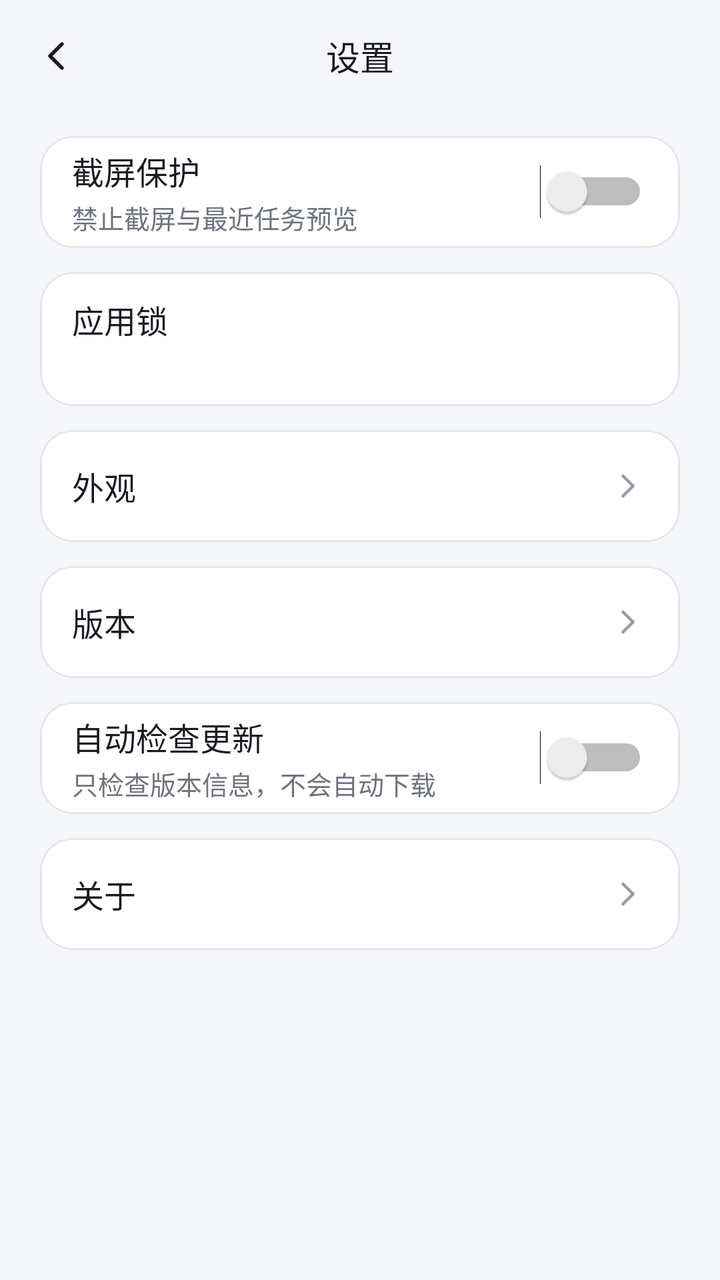
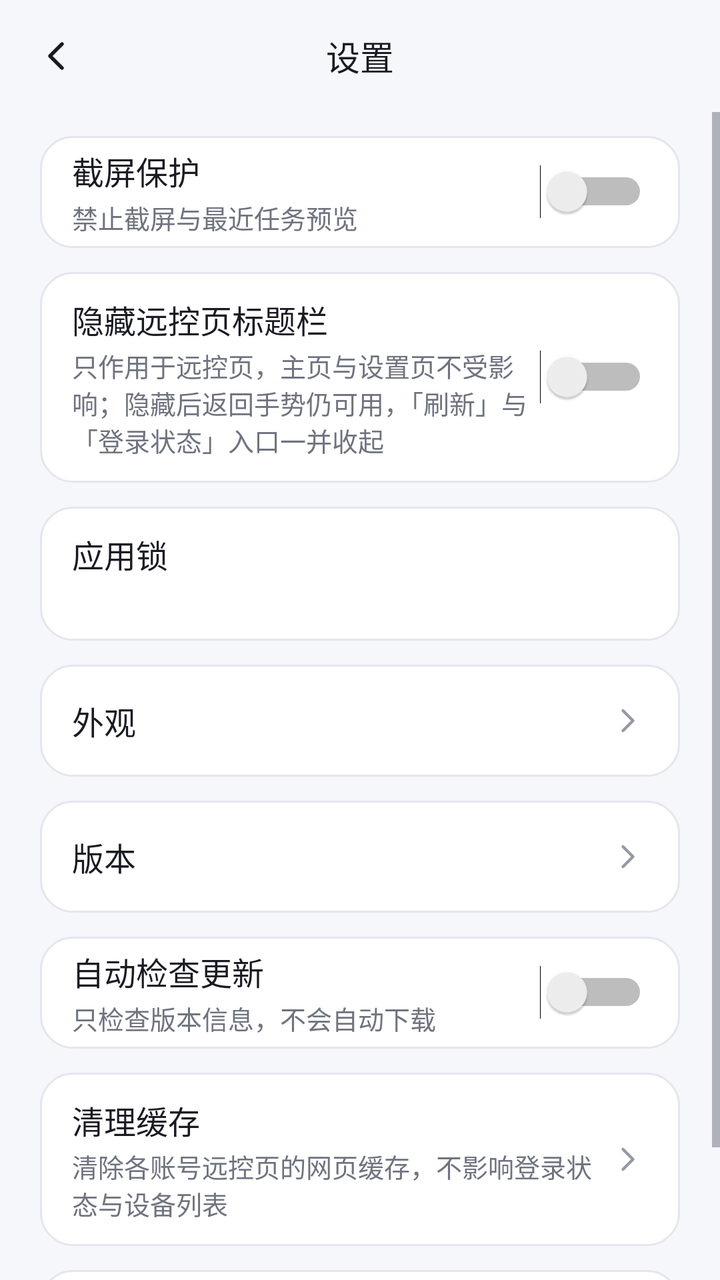

Two renders of the same Android screen: before a commit and after it. Below are the layout's source before the change and the commit's diff.
<!-- AndroidManifest.xml: application theme Theme.KimiRC -->
<!-- res/layout/activity_settings.xml -->
<?xml version="1.0" encoding="utf-8"?>
<LinearLayout xmlns:android="http://schemas.android.com/apk/res/android"
    android:layout_width="match_parent"
    android:layout_height="match_parent"
    android:background="@color/app_background"
    android:orientation="vertical">

    <FrameLayout
        android:layout_width="match_parent"
        android:layout_height="56dp">

        <TextView
            android:layout_width="wrap_content"
            android:layout_height="wrap_content"
            android:layout_gravity="center"
            android:fontFamily="sans-serif-medium"
            android:maxLines="1"
            android:text="@string/settings_title"
            android:textColor="@color/text_primary"
            android:textSize="17sp" />

        <ImageButton
            android:id="@+id/settings_back"
            android:layout_width="48dp"
            android:layout_height="48dp"
            android:layout_gravity="start|center_vertical"
            android:layout_marginLeft="4dp"
            android:background="?android:attr/selectableItemBackgroundBorderless"
            android:contentDescription="@string/web_back"
            android:padding="12dp"
            android:scaleType="centerInside"
            android:src="@drawable/ic_back" />
    </FrameLayout>

    
    <ScrollView
        android:layout_width="match_parent"
        android:layout_height="0dp"
        android:layout_weight="1">

        <LinearLayout
            android:layout_width="match_parent"
            android:layout_height="wrap_content"
            android:orientation="vertical"
            android:paddingLeft="@dimen/page_horizontal"
            android:paddingTop="12dp"
            android:paddingRight="@dimen/page_horizontal"
            android:paddingBottom="24dp">

            <LinearLayout
                android:id="@+id/screenshot_row"
                android:layout_width="match_parent"
                android:layout_height="wrap_content"
                android:layout_marginBottom="@dimen/list_gap"
                android:background="@drawable/bg_card"
                android:gravity="center_vertical"
                android:minHeight="56dp"
                android:orientation="horizontal"
                android:paddingLeft="16dp"
                android:paddingRight="16dp">

                <LinearLayout
                    android:layout_width="0dp"
                    android:layout_height="wrap_content"
                    android:layout_weight="1"
                    android:orientation="vertical">

                    <TextView
                        android:layout_width="match_parent"
                        android:layout_height="wrap_content"
                        android:fontFamily="sans-serif-medium"
                        android:text="@string/screenshot_guard"
                        android:textColor="@color/text_primary"
                        android:textSize="@dimen/text_device_name" />

                    <TextView
                        android:layout_width="match_parent"
                        android:layout_height="wrap_content"
                        android:layout_marginTop="2dp"
                        android:text="@string/screenshot_guard_hint"
                        android:textAppearance="@style/Text.KimiRC.Caption" />
                </LinearLayout>

                <Switch
                    android:id="@+id/screenshot_switch"
                    android:layout_width="wrap_content"
                    android:layout_height="wrap_content" />
            </LinearLayout>

            <LinearLayout
                android:id="@+id/app_lock_row"
                android:layout_width="match_parent"
                android:layout_height="wrap_content"
                android:layout_marginBottom="@dimen/list_gap"
                android:background="@drawable/bg_card"
                android:gravity="center_vertical"
                android:minHeight="56dp"
                android:orientation="horizontal"
                android:paddingLeft="16dp"
                android:paddingRight="16dp">

                <LinearLayout
                    android:layout_width="0dp"
                    android:layout_height="wrap_content"
                    android:layout_weight="1"
                    android:orientation="vertical"
                    android:paddingTop="12dp"
                    android:paddingBottom="12dp">

                    <TextView
                        android:layout_width="match_parent"
                        android:layout_height="wrap_content"
                        android:fontFamily="sans-serif-medium"
                        android:text="@string/settings_app_lock"
                        android:textColor="@color/text_primary"
                        android:textSize="@dimen/text_device_name" />

                    <TextView
                        android:id="@+id/app_lock_hint"
                        android:layout_width="match_parent"
                        android:layout_height="wrap_content"
                        android:layout_marginTop="2dp"
                        android:textAppearance="@style/Text.KimiRC.Caption" />
                </LinearLayout>

                <TextView
                    android:id="@+id/app_lock_value"
                    android:layout_width="wrap_content"
                    android:layout_height="wrap_content"
                    android:layout_marginLeft="12dp"
                    android:ellipsize="end"
                    android:fontFamily="sans-serif-medium"
                    android:maxLines="1"
                    android:textSize="@dimen/text_body" />
            </LinearLayout>

            <LinearLayout
                android:id="@+id/theme_row"
                android:layout_width="match_parent"
                android:layout_height="wrap_content"
                android:layout_marginBottom="@dimen/list_gap"
                android:background="@drawable/bg_card"
                android:gravity="center_vertical"
                android:minHeight="56dp"
                android:orientation="horizontal"
                android:paddingLeft="16dp"
                android:paddingRight="16dp">

                <TextView
                    android:layout_width="0dp"
                    android:layout_height="wrap_content"
                    android:layout_weight="1"
                    android:fontFamily="sans-serif-medium"
                    android:text="@string/theme_appearance"
                    android:textColor="@color/text_primary"
                    android:textSize="@dimen/text_device_name" />

                <TextView
                    android:id="@+id/theme_value"
                    android:layout_width="wrap_content"
                    android:layout_height="wrap_content"
                    android:ellipsize="end"
                    android:gravity="end"
                    android:maxLines="1"
                    android:textAppearance="@style/Text.KimiRC.Caption"
                    android:textColor="@color/text_secondary" />

                <ImageView
                    android:layout_width="20dp"
                    android:layout_height="20dp"
                    android:layout_marginLeft="6dp"
                    android:contentDescription="@null"
                    android:importantForAccessibility="no"
                    android:src="@drawable/ic_chevron_right" />
            </LinearLayout>

            <LinearLayout
                android:id="@+id/version_row"
                android:layout_width="match_parent"
                android:layout_height="wrap_content"
                android:layout_marginBottom="@dimen/list_gap"
                android:background="@drawable/bg_card"
                android:gravity="center_vertical"
                android:minHeight="56dp"
                android:orientation="horizontal"
                android:paddingLeft="16dp"
                android:paddingRight="16dp">

                <TextView
                    android:layout_width="0dp"
                    android:layout_height="wrap_content"
                    android:layout_weight="1"
                    android:fontFamily="sans-serif-medium"
                    android:text="@string/settings_version"
                    android:textColor="@color/text_primary"
                    android:textSize="@dimen/text_device_name" />

                <TextView
                    android:id="@+id/version_value"
                    android:layout_width="wrap_content"
                    android:layout_height="wrap_content"
                    android:ellipsize="end"
                    android:gravity="end"
                    android:maxLines="1"
                    android:textAppearance="@style/Text.KimiRC.Caption"
                    android:textColor="@color/text_secondary" />

                <ImageView
                    android:layout_width="20dp"
                    android:layout_height="20dp"
                    android:layout_marginLeft="6dp"
                    android:contentDescription="@null"
                    android:importantForAccessibility="no"
                    android:src="@drawable/ic_chevron_right" />
            </LinearLayout>

            <LinearLayout
                android:id="@+id/auto_update_row"
                android:layout_width="match_parent"
                android:layout_height="wrap_content"
                android:layout_marginBottom="@dimen/list_gap"
                android:background="@drawable/bg_card"
                android:gravity="center_vertical"
                android:minHeight="56dp"
                android:orientation="horizontal"
                android:paddingLeft="16dp"
                android:paddingRight="16dp">

                <LinearLayout
                    android:layout_width="0dp"
                    android:layout_height="wrap_content"
                    android:layout_weight="1"
                    android:orientation="vertical">

                    <TextView
                        android:layout_width="match_parent"
                        android:layout_height="wrap_content"
                        android:fontFamily="sans-serif-medium"
                        android:text="@string/settings_auto_update"
                        android:textColor="@color/text_primary"
                        android:textSize="@dimen/text_device_name" />

                    <TextView
                        android:layout_width="match_parent"
                        android:layout_height="wrap_content"
                        android:layout_marginTop="2dp"
                        android:text="@string/settings_auto_update_hint"
                        android:textAppearance="@style/Text.KimiRC.Caption" />
                </LinearLayout>

                <Switch
                    android:id="@+id/auto_update_switch"
                    android:layout_width="wrap_content"
                    android:layout_height="wrap_content" />
            </LinearLayout>

            <LinearLayout
                android:id="@+id/about_row"
                android:layout_width="match_parent"
                android:layout_height="wrap_content"
                android:background="@drawable/bg_card"
                android:gravity="center_vertical"
                android:minHeight="56dp"
                android:orientation="horizontal"
                android:paddingLeft="16dp"
                android:paddingRight="16dp">

                <TextView
                    android:layout_width="0dp"
                    android:layout_height="wrap_content"
                    android:layout_weight="1"
                    android:fontFamily="sans-serif-medium"
                    android:text="@string/settings_about"
                    android:textColor="@color/text_primary"
                    android:textSize="@dimen/text_device_name" />

                <ImageView
                    android:layout_width="20dp"
                    android:layout_height="20dp"
                    android:contentDescription="@null"
                    android:importantForAccessibility="no"
                    android:src="@drawable/ic_chevron_right" />
            </LinearLayout>
        </LinearLayout>
    </ScrollView>
</LinearLayout>
<!-- resources referenced by this layout -->
<resources>
  <color name="app_background">#F6F7FB</color>
  <color name="text_primary">#191A22</color>
  <color name="text_secondary">#6F7380</color>
  <dimen name="list_gap">12dp</dimen>
  <dimen name="page_horizontal">20dp</dimen>
  <dimen name="text_body">14sp</dimen>
  <dimen name="text_device_name">16sp</dimen>
  <!-- drawable bg_card (drawable) -->
  <?xml version="1.0" encoding="utf-8"?>
  <ripple xmlns:android="http://schemas.android.com/apk/res/android"
      android:color="@color/brand_soft">
      <item>
          <shape android:shape="rectangle">
              <solid android:color="@color/surface" />
              <stroke
                  android:width="1dp"
                  android:color="@color/outline" />
              <corners android:radius="@dimen/card_radius" />
          </shape>
      </item>
  </ripple>
  <!-- drawable ic_back (drawable) -->
  <?xml version="1.0" encoding="utf-8"?>
  <vector xmlns:android="http://schemas.android.com/apk/res/android"
      android:width="24dp"
      android:height="24dp"
      android:viewportWidth="24"
      android:viewportHeight="24">
      <path
          android:pathData="M15,6 L9,12 L15,18"
          android:strokeColor="@color/text_primary"
          android:strokeWidth="1.8"
          android:strokeLineCap="round"
          android:strokeLineJoin="round"
          android:fillColor="#00000000" />
  </vector>
  <!-- drawable ic_chevron_right (drawable) -->
  <?xml version="1.0" encoding="utf-8"?>
  <vector xmlns:android="http://schemas.android.com/apk/res/android"
      android:width="20dp"
      android:height="20dp"
      android:viewportWidth="24"
      android:viewportHeight="24">
      <path
          android:pathData="M9,6 L15,12 L9,18"
          android:strokeColor="@color/text_tertiary"
          android:strokeWidth="1.8"
          android:strokeLineCap="round"
          android:strokeLineJoin="round"
          android:fillColor="#00000000" />
  </vector>
  <string name="screenshot_guard">截屏保护</string>
  <string name="screenshot_guard_hint">禁止截屏与最近任务预览</string>
  <string name="settings_about">关于</string>
  <string name="settings_app_lock">应用锁</string>
  <string name="settings_auto_update">自动检查更新</string>
  <string name="settings_auto_update_hint">只检查版本信息，不会自动下载</string>
  <string name="settings_title">设置</string>
  <string name="settings_version">版本</string>
  <string name="theme_appearance">外观</string>
  <string name="web_back">返回</string>
  <style name="Text.KimiRC.Caption" parent="android:TextAppearance.Material.Caption">
          <item name="android:textColor">@color/text_secondary</item>
          <item name="android:textSize">@dimen/text_caption</item>
      </style>
  <style name="Theme.KimiRC" parent="Theme.KimiRC.Base">
          <item name="android:navigationBarColor">@color/text_primary</item>
      </style>
  <color name="brand_soft">#EFEDFC</color>
  <color name="surface">#FFFFFF</color>
  <color name="outline">#E5E6ED</color>
  <dimen name="card_radius">16dp</dimen>
  <color name="text_tertiary">#9699A5</color>
  <dimen name="text_caption">13sp</dimen>
  <color name="brand">#5B50D6</color>
  <!-- unchanged entries left out for length: 1 -->
</resources>

<!-- the commit's change to res/layout/activity_settings.xml (unified diff, before → after) -->
@@ -88,6 +88,48 @@
             </LinearLayout>
 
             <LinearLayout
+                android:id="@+id/web_bar_row"
+                android:layout_width="match_parent"
+                android:layout_height="wrap_content"
+                android:layout_marginBottom="@dimen/list_gap"
+                android:background="@drawable/bg_card"
+                android:gravity="center_vertical"
+                android:minHeight="56dp"
+                android:orientation="horizontal"
+                android:paddingLeft="16dp"
+                android:paddingRight="16dp">
+
+                <LinearLayout
+                    android:layout_width="0dp"
+                    android:layout_height="wrap_content"
+                    android:layout_weight="1"
+                    android:orientation="vertical"
+                    android:paddingTop="12dp"
+                    android:paddingBottom="12dp">
+
+                    <TextView
+                        android:layout_width="match_parent"
+                        android:layout_height="wrap_content"
+                        android:fontFamily="sans-serif-medium"
+                        android:text="@string/hide_web_bar"
+                        android:textColor="@color/text_primary"
+                        android:textSize="@dimen/text_device_name" />
+
+                    <TextView
+                        android:layout_width="match_parent"
+                        android:layout_height="wrap_content"
+                        android:layout_marginTop="2dp"
+                        android:text="@string/hide_web_bar_hint"
+                        android:textAppearance="@style/Text.KimiRC.Caption" />
+                </LinearLayout>
+
+                <Switch
+                    android:id="@+id/web_bar_switch"
+                    android:layout_width="wrap_content"
+                    android:layout_height="wrap_content" />
+            </LinearLayout>
+
+            <LinearLayout
                 android:id="@+id/app_lock_row"
                 android:layout_width="match_parent"
                 android:layout_height="wrap_content"
@@ -255,24 +297,40 @@
             </LinearLayout>
 
             <LinearLayout
-                android:id="@+id/about_row"
-                android:layout_width="match_parent"
-                android:layout_height="wrap_content"
-                android:background="@drawable/bg_card"
-                android:gravity="center_vertical"
-                android:minHeight="56dp"
-                android:orientation="horizontal"
-                android:paddingLeft="16dp"
-                android:paddingRight="16dp">
-
-                <TextView
-                    android:layout_width="0dp"
-                    android:layout_height="wrap_content"
-                    android:layout_weight="1"
-                    android:fontFamily="sans-serif-medium"
-                    android:text="@string/settings_about"
-                    android:textColor="@color/text_primary"
-                    android:textSize="@dimen/text_device_name" />
+                android:id="@+id/cache_row"
+                android:layout_width="match_parent"
+                android:layout_height="wrap_content"
+                android:layout_marginBottom="@dimen/list_gap"
+                android:background="@drawable/bg_card"
+                android:gravity="center_vertical"
+                android:minHeight="56dp"
+                android:orientation="horizontal"
+                android:paddingLeft="16dp"
+                android:paddingRight="16dp">
+
+                <LinearLayout
+                    android:layout_width="0dp"
+                    android:layout_height="wrap_content"
+                    android:layout_weight="1"
+                    android:orientation="vertical"
+                    android:paddingTop="12dp"
+                    android:paddingBottom="12dp">
+
+                    <TextView
+                        android:layout_width="match_parent"
+                        android:layout_height="wrap_content"
+                        android:fontFamily="sans-serif-medium"
+                        android:text="@string/cache_clear"
+                        android:textColor="@color/text_primary"
+                        android:textSize="@dimen/text_device_name" />
+
+                    <TextView
+                        android:layout_width="match_parent"
+                        android:layout_height="wrap_content"
+                        android:layout_marginTop="2dp"
+                        android:text="@string/cache_clear_hint"
+                        android:textAppearance="@style/Text.KimiRC.Caption" />
+                </LinearLayout>
 
                 <ImageView
                     android:layout_width="20dp"
@@ -281,6 +339,34 @@
                     android:importantForAccessibility="no"
                     android:src="@drawable/ic_chevron_right" />
             </LinearLayout>
+
+            <LinearLayout
+                android:id="@+id/about_row"
+                android:layout_width="match_parent"
+                android:layout_height="wrap_content"
+                android:background="@drawable/bg_card"
+                android:gravity="center_vertical"
+                android:minHeight="56dp"
+                android:orientation="horizontal"
+                android:paddingLeft="16dp"
+                android:paddingRight="16dp">
+
+                <TextView
+                    android:layout_width="0dp"
+                    android:layout_height="wrap_content"
+                    android:layout_weight="1"
+                    android:fontFamily="sans-serif-medium"
+                    android:text="@string/settings_about"
+                    android:textColor="@color/text_primary"
+                    android:textSize="@dimen/text_device_name" />
+
+                <ImageView
+                    android:layout_width="20dp"
+                    android:layout_height="20dp"
+                    android:contentDescription="@null"
+                    android:importantForAccessibility="no"
+                    android:src="@drawable/ic_chevron_right" />
+            </LinearLayout>
         </LinearLayout>
     </ScrollView>
 </LinearLayout>
<!-- resource entries referenced after the edit -->
@@ -51,6 +51,10 @@
           android:strokeLineJoin="round"
           android:fillColor="#00000000" />
   </vector>
+  <string name="cache_clear">清理缓存</string>
+  <string name="cache_clear_hint">清除各账号远控页的网页缓存，不影响登录状态与设备列表</string>
+  <string name="hide_web_bar">隐藏远控页标题栏</string>
+  <string name="hide_web_bar_hint">只作用于远控页，主页与设置页不受影响；隐藏后返回手势仍可用，「刷新」与「登录状态」入口一并收起</string>
   <string name="screenshot_guard">截屏保护</string>
   <string name="screenshot_guard_hint">禁止截屏与最近任务预览</string>
   <string name="settings_about">关于</string>
